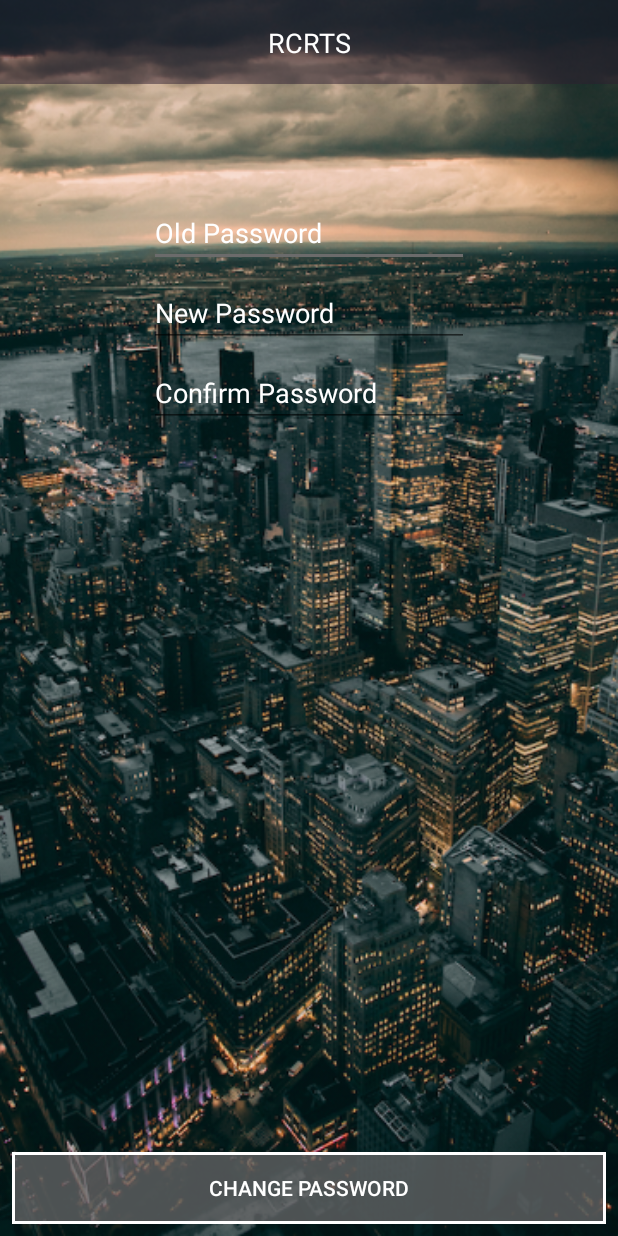
After one commit to RealtimeTrackingSystem/report-app-kotlin, an Android app: the ChangePasswordActivity screen opened directly, with no data from a screen before it, on a phone screen of 412 x 824 dp. The commit adds this screen. Run offline under Robolectric (Android 15) with nearby library versions, the phone set to English and light mode, and no system bars; our stand-ins replace RxJava.

Commit message:
Adding Reset and Change Password

```diff
--- a/app/src/main/AndroidManifest.xml
+++ b/app/src/main/AndroidManifest.xml
@@ -22,7 +22,7 @@
             android:supportsRtl="true"
             android:theme="@style/AppTheme">
         <activity
-                android:name=".Controller.MainActivity"
+                android:name=".Controller.LoginActivity"
                 android:screenOrientation="portrait">
             <intent-filter>
                 <action android:name="android.intent.action.MAIN"/>
@@ -64,6 +64,10 @@
         </activity>
         <activity android:name=".Controller.AddPersonActivity">
         </activity>
+        <activity android:name=".Controller.ForgotPasswordActivity">
+        </activity>
+        <activity android:name=".Controller.ChangePasswordActivity">
+        </activity>
     </application>
 
 </manifest>
--- a/app/src/main/java/com/johnhigginsmavila/rcrtskotlinapp/Model/NewReport.kt
+++ b/app/src/main/java/com/johnhigginsmavila/rcrtskotlinapp/Model/NewReport.kt
@@ -12,6 +12,7 @@ class NewReport (
     var tags: String? = "",
     var hostId: String? = "",
     var category: String? = "",
+    var urgency: String? = "",
     var medias: ArrayList<Bitmap> = ArrayList(),
     var people: JSONArray? = null,
     var properties: ArrayList<Property> = ArrayList()
--- a/app/src/main/java/com/johnhigginsmavila/rcrtskotlinapp/Services/ReportForm.kt
+++ b/app/src/main/java/com/johnhigginsmavila/rcrtskotlinapp/Services/ReportForm.kt
@@ -11,6 +11,7 @@ object ReportForm {
     var hostId: String? = null
     var tags: String? = null
     var category: String? = null
+    var urgency: String? = "LOW"
     var long: Double? = null
     var lat: Double? = null
     var img1: Bitmap? = null
@@ -29,6 +30,7 @@ object ReportForm {
             && tags != null && tags != ""
             && hostId != null && hostId != ""
             && category != null && category != ""
+            && urgency != null && urgency != ""
     }
 
     fun clear () {
--- a/app/src/main/java/com/johnhigginsmavila/rcrtskotlinapp/Services/ReportService.kt
+++ b/app/src/main/java/com/johnhigginsmavila/rcrtskotlinapp/Services/ReportService.kt
@@ -60,6 +60,7 @@ object ReportService {
             reportRequest.addPart(MultipartRequest.FormPart("hostId", report.hostId))
             reportRequest.addPart(MultipartRequest.FormPart("category", report.category))
             reportRequest.addPart(MultipartRequest.FormPart("people", report.people.toString()))
+            reportRequest.addPart(MultipartRequest.FormPart("urgency", report.urgency))
 
             for (item in report.medias) {
                 var byte = ByteArrayOutputStream()
--- a/app/src/main/java/com/johnhigginsmavila/rcrtskotlinapp/Utilities/Constants.kt
+++ b/app/src/main/java/com/johnhigginsmavila/rcrtskotlinapp/Utilities/Constants.kt
@@ -11,6 +11,8 @@ const val LOGIN_URL = "${BASE_URL}/api/auth/signin"
 const val SIGNUP_URL = "${BASE_URL}/api/auth/signup"
 
 const val REFRESH_USER_URL = "$BASE_URL/api/auth/rehydrate"
+
+const val FORGOT_PASSWORD_URL = "$BASE_URL/api/auth/password"
 
 const val HOST_URL = "${BASE_URL}/api/hosts"
 
--- /dev/null
+++ b/app/src/main/res/layout/activity_change_password.xml
@@ -0,0 +1,92 @@
+<?xml version="1.0" encoding="utf-8"?>
+<android.support.constraint.ConstraintLayout
+        xmlns:android="http://schemas.android.com/apk/res/android"
+        xmlns:tools="http://schemas.android.com/tools"
+        xmlns:app="http://schemas.android.com/apk/res-auto"
+        android:layout_width="match_parent"
+        android:layout_height="match_parent"
+        tools:context=".Controller.ChangePasswordActivity">
+
+    <ImageView
+            android:layout_width="0dp"
+            android:layout_height="0dp" app:srcCompat="@drawable/app_bg"
+            android:id="@+id/resetPasswordEmailTxt"
+            app:layout_constraintStart_toStartOf="parent"
+            app:layout_constraintEnd_toEndOf="parent"
+            app:layout_constraintBottom_toBottomOf="parent" android:scaleType="centerCrop"
+            app:layout_constraintHorizontal_bias="0.0"
+            app:layout_constraintTop_toTopOf="parent"/>
+
+    <android.support.v7.widget.Toolbar
+            android:layout_width="0dp"
+            android:layout_height="wrap_content"
+            android:background="@color/colorPrimaryTransparent"
+            android:theme="?attr/actionBarTheme"
+            android:minHeight="?attr/actionBarSize" android:id="@+id/toolbar"
+            app:layout_constraintTop_toTopOf="@+id/resetPasswordEmailTxt" app:layout_constraintStart_toStartOf="parent"
+            app:layout_constraintEnd_toEndOf="parent"/>
+
+    <TextView
+            android:text="RCRTS"
+            android:layout_width="wrap_content"
+            android:layout_height="wrap_content"
+            android:id="@+id/textView" android:textSize="18sp"
+            android:textAlignment="center" android:textColor="@android:color/background_light"
+            app:layout_constraintTop_toTopOf="@+id/toolbar"
+            android:layout_marginStart="8dp" app:layout_constraintStart_toStartOf="@+id/toolbar"
+            android:layout_marginEnd="8dp" app:layout_constraintEnd_toEndOf="parent"
+            app:layout_constraintBottom_toBottomOf="@+id/toolbar"/>
+
+
+    <EditText
+            android:layout_width="wrap_content"
+            android:layout_height="wrap_content"
+            android:inputType="textPassword"
+            android:ems="10"
+            android:id="@+id/oldPasswordTxt" android:layout_marginTop="92dp"
+            app:layout_constraintTop_toBottomOf="@+id/textView" android:hint="Old Password"
+            android:textColorHint="@android:color/white" android:layout_marginStart="8dp"
+            app:layout_constraintStart_toStartOf="parent" android:layout_marginEnd="8dp"
+            app:layout_constraintEnd_toEndOf="parent" android:textColor="@android:color/white"/>
+    <EditText
+            android:layout_width="wrap_content"
+            android:layout_height="wrap_content"
+            android:inputType="textPassword"
+            android:ems="10"
+            android:id="@+id/newPasswordTxt" android:layout_marginTop="8dp"
+            app:layout_constraintTop_toBottomOf="@+id/oldPasswordTxt"
+            app:layout_constraintEnd_toEndOf="@+id/oldPasswordTxt"
+            app:layout_constraintStart_toStartOf="@+id/oldPasswordTxt" android:hint="New Password"
+            android:textColorHint="@android:color/white" android:textColor="@android:color/white"/>
+    <EditText
+            android:layout_width="wrap_content"
+            android:layout_height="wrap_content"
+            android:inputType="textPassword"
+            android:ems="10"
+            android:id="@+id/confirmPasswordTxt" android:layout_marginTop="8dp"
+            app:layout_constraintTop_toBottomOf="@+id/newPasswordTxt"
+            app:layout_constraintEnd_toEndOf="@+id/newPasswordTxt"
+            app:layout_constraintStart_toStartOf="@+id/newPasswordTxt" android:textColorHint="@android:color/white"
+            android:hint="Confirm Password" android:textColor="@android:color/white"/>
+    <Button
+            android:text="Change Password"
+            android:layout_width="0dp"
+            android:layout_height="wrap_content"
+            android:id="@+id/changePasswordBtn" app:layout_constraintStart_toStartOf="parent"
+            android:layout_marginStart="8dp"
+            app:layout_constraintEnd_toEndOf="parent" android:layout_marginEnd="8dp" android:layout_marginBottom="8dp"
+            app:layout_constraintBottom_toBottomOf="@+id/resetPasswordEmailTxt"
+            android:background="@drawable/primary_btn" android:textColor="@android:color/white"
+            android:onClick="changePassword"/>
+    <ProgressBar
+            style="?android:attr/progressBarStyle"
+            android:layout_width="98dp"
+            android:layout_height="102dp"
+            android:id="@+id/changePasswordProgressBar"
+            android:visibility="invisible" android:layout_marginStart="8dp"
+            app:layout_constraintStart_toStartOf="parent" android:layout_marginEnd="8dp"
+            app:layout_constraintEnd_toEndOf="parent" android:layout_marginBottom="8dp"
+            app:layout_constraintBottom_toTopOf="@+id/changePasswordBtn" android:layout_marginTop="8dp"
+            app:layout_constraintTop_toBottomOf="@+id/toolbar" app:layout_constraintVertical_bias="0.424"/>
+
+</android.support.constraint.ConstraintLayout>
--- a/app/src/main/res/layout/fragment_send_report.xml
+++ b/app/src/main/res/layout/fragment_send_report.xml
@@ -153,7 +153,10 @@
             </LinearLayout>
             <Spinner
                     android:layout_width="match_parent"
-                    android:layout_height="45dp" android:id="@+id/hostListSinner"/>
+                    android:layout_height="45dp" android:id="@+id/hostListSinner" android:tag="hostListSpinner"/>
+            <Spinner
+                    android:layout_width="match_parent"
+                    android:layout_height="45dp" android:id="@+id/urgencySpinner" android:tag="urgencySpinner"/>
         </LinearLayout>
     </ScrollView>
 
--- a/app/src/main/res/layout/nav_header_menu.xml
+++ b/app/src/main/res/layout/nav_header_menu.xml
@@ -19,7 +19,7 @@
             android:paddingTop="@dimen/nav_header_vertical_spacing"
             app:srcCompat="@mipmap/ic_launcher_round"
             android:contentDescription="@string/nav_header_desc"
-            android:id="@+id/imageView"/>
+            android:id="@+id/resetPasswordEmailTxt"/>
 
     <TextView
             android:layout_width="match_parent"
```
Also changed, not shown: app/src/main/java/com/johnhigginsmavila/rcrtskotlinapp/Controller/ChangePasswordActivity.kt (added, +71 -0 lines), app/src/main/java/com/johnhigginsmavila/rcrtskotlinapp/Controller/ForgotPasswordActivity.kt (added, +66 -0 lines), app/src/main/java/com/johnhigginsmavila/rcrtskotlinapp/Controller/Fragments/ProfileFragment.kt (+15 -8 lines), app/src/main/java/com/johnhigginsmavila/rcrtskotlinapp/Controller/Fragments/SendReportFragment.kt (+24 -6 lines), app/src/main/java/com/johnhigginsmavila/rcrtskotlinapp/Controller/LoginActivity.kt (renamed from app/src/main/java/com/johnhigginsmavila/rcrtskotlinapp/Controller/MainActivity.kt, +9 -8 lines), app/src/main/java/com/johnhigginsmavila/rcrtskotlinapp/Controller/MenuActivity.kt (+2 -6 lines), app/src/main/java/com/johnhigginsmavila/rcrtskotlinapp/Services/AuthService.kt (+85 -0 lines), app/src/main/res/layout/activity_forgot_password.xml (added, +67 -0 lines), app/src/main/res/layout/activity_login.xml (renamed from app/src/main/res/layout/activity_main.xml, +14 -4 lines), app/src/main/res/layout/activity_signup.xml (+4 -4 lines), app/src/main/res/layout/fragment_profile.xml (+7 -0 lines).
